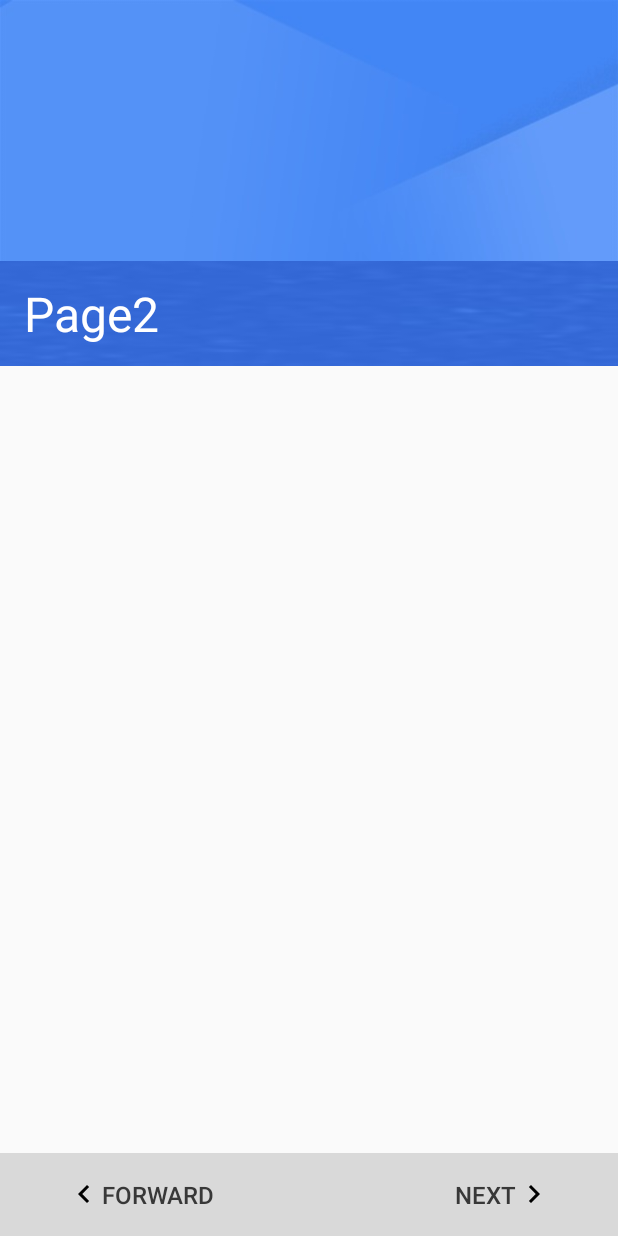
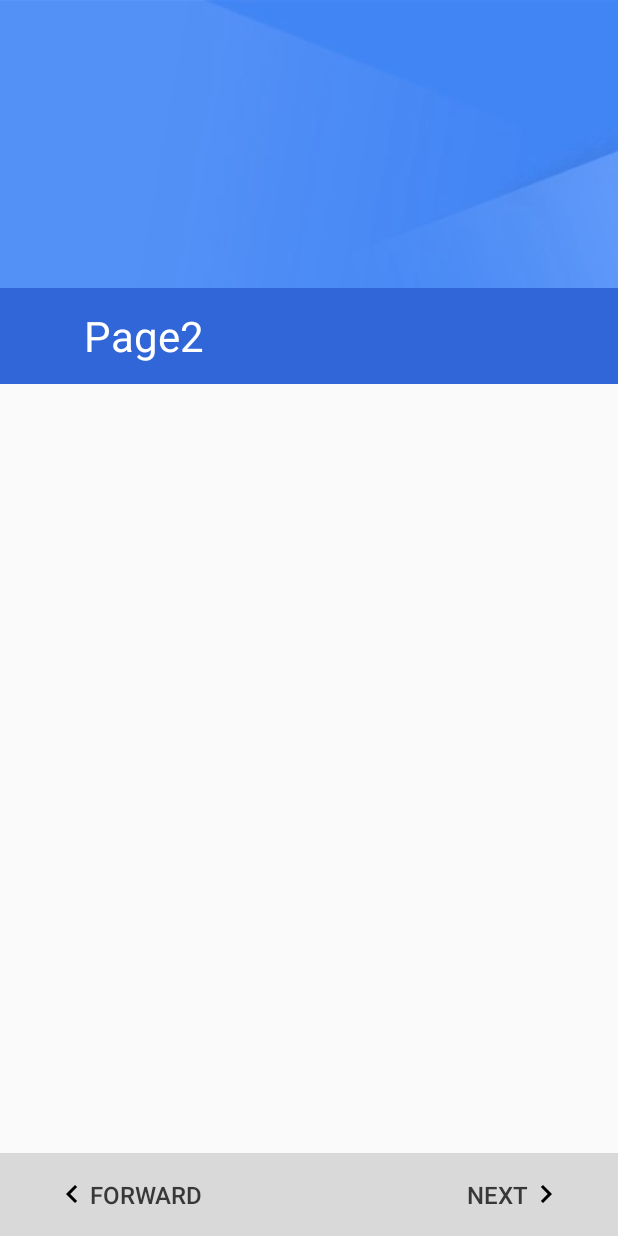
Before and after one commit to TaRGroup/MaterialSetupWizard, an Android app: the screen it shows after launch (Act), on a phone screen of 412 x 824 dp. Run offline under Robolectric (Android 15) with nearby library versions, the phone set to English and light mode, and no system bars.

Commit message:
Changed a lot, especially layouts. And remind, temp-dismissing method must(yes I am sure) be not perfect as what it should be

```diff
--- a/app/src/main/AndroidManifest.xml
+++ b/app/src/main/AndroidManifest.xml
@@ -13,12 +13,6 @@
                 <category android:name="android.intent.category.LAUNCHER" />
             </intent-filter>
         </activity>
-        <activity android:name="kh.android.materialwizard.Test">
-            <intent-filter>
-                <action android:name="android.intent.action.MAIN" />
-                <category android:name="android.intent.category.LAUNCHER" />
-            </intent-filter>
-        </activity>
     </application>
 
 </manifest>
--- a/app/src/main/java/kh/android/materialsetupwizard/ProgressFragmentTemp.java
+++ b/app/src/main/java/kh/android/materialsetupwizard/ProgressFragmentTemp.java
@@ -4,7 +4,9 @@ import android.os.Bundle;
 import android.view.LayoutInflater;
 import android.view.View;
 import android.view.ViewGroup;
+import android.view.animation.Animation;
 
+import kh.android.materialwizard.AnimationUtil;
 import kh.android.materialwizard.ProgressFragment;
 
 /**
@@ -15,8 +17,9 @@ import kh.android.materialwizard.ProgressFragment;
 public class ProgressFragmentTemp extends ProgressFragment {
     @Override
     public View onCreateView(LayoutInflater inflater, ViewGroup viewGroup, Bundle bundle) {
-        View view = super.onCreateView(inflater, viewGroup, bundle);
-        view.setOnClickListener(new View.OnClickListener() {
+        final View view = super.onCreateView(inflater, viewGroup, bundle);
+        android.widget.Button dismissButton = (android.widget.Button)view.findViewById(R.id.dismiss);
+        dismissButton.setOnClickListener(new View.OnClickListener() {
             @Override
             public void onClick(View v) {
                 getWizardActivity().dismissTempPage();
--- a/app/src/main/res/values/styles.xml
+++ b/app/src/main/res/values/styles.xml
@@ -3,9 +3,6 @@
     <!-- Base application theme. -->
     <style name="AppTheme" parent="Theme.AppCompat.Light.NoActionBar">
         <!-- Customize your theme here. -->
-        <item name="colorPrimary">@color/colorPrimary</item>
-        <item name="colorPrimaryDark">@color/colorPrimaryDark</item>
-        <item name="colorAccent">@color/colorAccent</item>
     </style>
 
 </resources>
--- a/materialwizard/src/main/java/kh/android/materialwizard/AnimationUtil.java
+++ b/materialwizard/src/main/java/kh/android/materialwizard/AnimationUtil.java
@@ -11,51 +11,55 @@ import android.widget.TextView;
  * Email: liangyuteng12345@gmail.com
  */
 
-final class AnimationUtil {
+public final class AnimationUtil {
     public static void changeText (final String newText, final TextView textView) {
-        AnimationSet as1=new AnimationSet(true);
-        AlphaAnimation aa1=new AlphaAnimation(1,0);
-        aa1.setDuration(200);
-        as1.addAnimation(aa1);
-        textView.startAnimation(as1);
-        as1.setAnimationListener(new Animation.AnimationListener(){
-
+        fadeOut(textView,200,new Animation.AnimationListener() {
             @Override
-            public void onAnimationStart(Animation p1)
-            {
-                // TODO: Implement this method
+            public void onAnimationStart(Animation p1) {
+                // Should do something, but this method is useless yet…
             }
 
             @Override
-            public void onAnimationEnd(Animation p1)
-            {
-                textView.setVisibility(View.GONE);
+            public void onAnimationEnd(Animation p1) {
                 textView.setText(newText);
-                AnimationSet as=new AnimationSet(true);
-                AlphaAnimation aa=new AlphaAnimation(0,1);
-                aa.setDuration(200);
-                as.addAnimation(aa);
-                textView.startAnimation(as);
-                as.setAnimationListener(new Animation.AnimationListener(){
-
-                    @Override
-                    public void onAnimationStart(Animation p1) {
-                    }
-
-                    @Override
-                    public void onAnimationEnd(Animation p1) {
-                        textView.setVisibility(View.VISIBLE);
-                    }
-
-                    @Override
-                    public void onAnimationRepeat(Animation p1) {
-                    }
-                });
+                fadeIn(textView,200,null);
             }
 
             @Override
             public void onAnimationRepeat(Animation p1) {
+                // Google thinks that this method should also do something!
+                // Why there are so many useless methods in the API?
             }
         });
     }
+
+    /**
+     * @author Rachel
+     * @param v View you want to fade out
+     * @param duration Time anim lasts
+     * @param listener What do you want to do in the end or when anim starts?
+     */
+    public static void fadeOut(View v,long duration,Animation.AnimationListener listener){
+        // Basic Animation definition
+        AlphaAnimation fadeOutAnimation = new AlphaAnimation(1,0);
+        fadeOutAnimation.setDuration(duration);
+        if (listener != null)
+            fadeOutAnimation.setAnimationListener(listener);
+        v.startAnimation(fadeOutAnimation);
+    }
+
+    /**
+     * @author Rachel
+     * @param v View you want to fade in
+     * @param duration Time anim lasts
+     * @param listener What do you want to do in the end or when anim starts?
+     */
+    public static void fadeIn(View v,long duration,Animation.AnimationListener listener){
+        // Again, just basic Animation definition
+        AlphaAnimation fadeInAnimation = new AlphaAnimation(0,1);
+        fadeInAnimation.setDuration(duration);
+        if (listener != null)
+            fadeInAnimation.setAnimationListener(listener);
+        v.startAnimation(fadeInAnimation);
+    }
 }
--- a/materialwizard/src/main/java/kh/android/materialwizard/ProgressFragment.java
+++ b/materialwizard/src/main/java/kh/android/materialwizard/ProgressFragment.java
@@ -18,6 +18,6 @@ public class ProgressFragment extends PageFragment {
 
     @Override
     public String getTitle() {
-        return "Loading..";
+        return "Loading…";
     }
 }
--- a/materialwizard/src/main/java/kh/android/materialwizard/WizardActivity.java
+++ b/materialwizard/src/main/java/kh/android/materialwizard/WizardActivity.java
@@ -1,17 +1,9 @@
 package kh.android.materialwizard;
 
-import android.graphics.Rect;
-import android.os.Build;
 import android.os.Bundle;
-import android.support.annotation.CallSuper;
-import android.support.v4.app.Fragment;
-import android.support.v4.app.FragmentPagerAdapter;
-import android.support.v4.view.ViewPager;
-import android.support.v7.app.AppCompatActivity;
 import android.view.View;
-import android.view.ViewGroup;
-import android.view.Window;
 import android.view.WindowManager;
+import android.view.animation.Animation;
 import android.widget.Button;
 import android.widget.LinearLayout;
 import android.widget.RelativeLayout;
@@ -19,6 +11,12 @@ import android.widget.TextView;
 
 import java.util.ArrayList;
 import java.util.List;
+
+import android.support.annotation.CallSuper;
+import android.support.v4.app.Fragment;
+import android.support.v4.app.FragmentPagerAdapter;
+import android.support.v4.view.ViewPager;
+import android.support.v7.app.AppCompatActivity;
 
 /**
  * Created by liangyuteng0927 on 17-1-17.
@@ -277,19 +275,16 @@ public abstract class WizardActivity extends AppCompatActivity {
             params.height = 244;
             mAppBar.setLayoutParams(params);
             findViewById(R.id.status).setVisibility(View.GONE);
-        }
+        }+
         */
         // TODO: Add fade animation
         LinearLayout layout = (LinearLayout)findViewById(R.id.layout);
         if (expanded) {
-            layout.removeView(mAppBar);
-            mAppBar.removeView(mAppBarText);
+            mAppBar.setVisibility(View.GONE);
             layout.addView(mAppBarText);
         } else {
             layout.removeView(mAppBarText);
-            layout.addView(mAppBar);
-            //TODO:
-            mAppBar.addView(mAppBarText);
+            mAppBar.setVisibility(View.VISIBLE);
         }
     }
 
@@ -371,17 +366,46 @@ public abstract class WizardActivity extends AppCompatActivity {
      * Before show a temp page, back key will disabled.
      * @param fragment Page
      */
-    public void turnTempPage (PageFragment fragment) {
+    public void turnTempPage (final PageFragment fragment) {
+        findViewById(R.id.frame_temp).setVisibility(View.VISIBLE);
+        AnimationUtil.fadeIn(findViewById(R.id.frame_temp), 200, new Animation.AnimationListener() {
+            @Override
+            public void onAnimationStart(Animation animation) {
+                AnimationUtil.changeText(fragment.getTitle(), mTextViewTitle);
+                AnimationUtil.fadeOut(mViewPager, 200, new Animation.AnimationListener() {
+                    @Override
+                    public void onAnimationStart(Animation animation) {
+
+                    }
+
+                    @Override
+                    public void onAnimationEnd(Animation animation) {
+                        mViewPager.setVisibility(View.GONE);
                         setNextVisibility(View.INVISIBLE);
                         setForwardVisibility(View.INVISIBLE);
-        mViewPager.setVisibility(View.GONE);
-        findViewById(R.id.frame_temp).setVisibility(View.VISIBLE);
+                    }
+
+                    @Override
+                    public void onAnimationRepeat(Animation animation) {
+
+                    }
+                });
                 mTempPage = fragment;
-        // TODO: Add fade animation
                 getSupportFragmentManager().beginTransaction()
                         .add(R.id.frame_temp, mTempPage)
                         .commitAllowingStateLoss();
-        AnimationUtil.changeText(fragment.getTitle(), mTextViewTitle);
+            }
+
+            @Override
+            public void onAnimationEnd(Animation animation) {
+
+            }
+
+            @Override
+            public void onAnimationRepeat(Animation animation) {
+
+            }
+        });
     }
 
     /**
@@ -390,14 +414,45 @@ public abstract class WizardActivity extends AppCompatActivity {
     public void dismissTempPage () {
         if (mTempPage == null)
             return;
+        // TODO:以下这段100%掉坑注意
+        AnimationUtil.fadeOut(findViewById(R.id.frame_temp), 200, new Animation.AnimationListener() {
+            @Override
+            public void onAnimationStart(Animation animation) {
+                AnimationUtil.changeText(mPages.get(mViewPager.getCurrentItem()).getTitle(), mTextViewTitle);
+                mTempPage = null;
+            }
+
+            @Override
+            public void onAnimationEnd(Animation animation) {
+                AnimationUtil.fadeIn(mViewPager, 200, new Animation.AnimationListener() {
+                    @Override
+                    public void onAnimationStart(Animation animation) {
+                        mViewPager.setVisibility(View.VISIBLE);
                         setNextVisibility(View.VISIBLE);
                         setForwardVisibility(View.VISIBLE);
-        mViewPager.setVisibility(View.VISIBLE);
+                    }
+
+                    @Override
+                    public void onAnimationEnd(Animation animation) {
+                    }
+
+                    @Override
+                    public void onAnimationRepeat(Animation animation) {
+
+                    }
+                });
                 findViewById(R.id.frame_temp).setVisibility(View.GONE);
                 getSupportFragmentManager().beginTransaction()
                         .remove(mTempPage)
                         .commitAllowingStateLoss();
-        AnimationUtil.changeText(mPages.get(mViewPager.getCurrentItem()).getTitle(), mTextViewTitle);
-        mTempPage = null;
+            }
+
+            @Override
+            public void onAnimationRepeat(Animation animation) {
+
+            }
+        });
+        // TODO:以上这段100%掉坑注意
+        // 等能测试了再改吧…
     }
 }
--- a/materialwizard/src/main/res/layout/progress.xml
+++ b/materialwizard/src/main/res/layout/progress.xml
@@ -3,8 +3,13 @@
     android:orientation="vertical" android:layout_width="match_parent"
     android:layout_height="match_parent">
     <ProgressBar
-        style="@style/ProgressBar"
+        style="@style/Base.Widget.AppCompat.ProgressBar.Horizontal"
         android:indeterminate="true"
         android:layout_width="fill_parent"
         android:layout_height="wrap_content" />
+    <Button
+        android:layout_width="wrap_content"
+        android:layout_height="wrap_content"
+        android:text="DISMISS"
+        android:id="@+id/dismiss"/>
 </LinearLayout>
--- a/materialwizard/src/main/res/layout/setup.xml
+++ b/materialwizard/src/main/res/layout/setup.xml
@@ -1,86 +1,98 @@
 <?xml version="1.0" encoding="utf-8"?>
-<RelativeLayout
-	android:fitsSystemWindows="true"
-	xmlns:android="http://schemas.android.com/apk/res/android"
+<RelativeLayout xmlns:android="http://schemas.android.com/apk/res/android"
     android:layout_width="match_parent"
-	android:layout_height="match_parent">
+    android:layout_height="match_parent"
+    android:fitsSystemWindows="true">
+
     <LinearLayout
         android:id="@+id/layout"
-		android:orientation="vertical"
         android:layout_width="fill_parent"
-		android:layout_height="wrap_content">
+        android:layout_height="wrap_content"
+        android:orientation="vertical">
+
         <RelativeLayout
             android:id="@+id/appbar"
             android:layout_width="fill_parent"
-			android:layout_height="244dp">
+            android:layout_height="256dp">
+
             <ImageView
                 android:id="@+id/header"
+                android:layout_width="match_parent"
                 android:layout_height="wrap_content"
-				android:layout_width="match_parent"
-				android:src="@mipmap/common_setup_wizard_illustration_generic"
-				android:scaleType="fitXY" />
-			<include android:id="@+id/include_app_bar_text" layout="@layout/setup_text" />
+                android:scaleType="centerCrop"
+                android:src="@mipmap/common_setup_wizard_illustration_generic" />
+
+            <include
+                android:id="@+id/include_app_bar_text"
+                layout="@layout/setup_text" />
+
         </RelativeLayout>
-		<include android:id="@+id/include_text" layout="@layout/setup_text"
-			android:visibility="gone"/>
+
     </LinearLayout>
+
     <RelativeLayout
-		android:layout_gravity="bottom"
+        android:layout_width="fill_parent"
+        android:layout_height="fill_parent"
         android:layout_below="@+id/layout"
-		android:layout_width="fill_parent"
-		android:layout_height="fill_parent">
+        android:layout_gravity="bottom">
+
         <LinearLayout
-			android:layout_alignParentBottom="true"
-			android:layout_gravity="bottom"
             android:id="@+id/buttonBar"
             android:layout_width="fill_parent"
             android:layout_height="wrap_content"
-			android:orientation="horizontal"
+            android:layout_alignParentBottom="true"
+            android:layout_gravity="bottom"
             android:gravity="bottom"
-			android:layout_weight="1.0">
+            android:orientation="horizontal">
+
             <LinearLayout
                 android:layout_width="match_parent"
                 android:layout_height="55dp"
-				android:orientation="horizontal"
-				android:background="#D9D9D9">
+                android:background="#D9D9D9"
+                android:orientation="horizontal">
+
                 <Button
+                    android:id="@+id/buttonForward"
                     style="?android:attr/buttonBarButtonStyle"
+                    android:layout_width="wrap_content"
                     android:layout_height="match_parent"
+                    android:layout_marginLeft="24dp"
+                    android:drawableLeft="@drawable/ic_chevron_left_black_24dp"
+                    android:text="@string/setup_step_before"
+                    android:textColor="#383838"
+                    android:textSize="16sp" />
+
+                <LinearLayout
+                    android:layout_width="match_parent"
+                    android:layout_height="match_parent"
+                    android:gravity="right"
+                    android:orientation="horizontal">
+
+                    <Button
+                        android:id="@+id/buttonNext"
+                        style="?android:attr/buttonBarButtonStyle"
                         android:layout_width="wrap_content"
-					android:textColor="#383838"
-					android:drawableLeft="@drawable/ic_chevron_left_black_24dp"
-					android:layout_marginLeft="32dp"
-					android:text="@string/setup_step_before"
-					android:textSize="16dp"
-					android:id="@+id/buttonForward"/>
-				<LinearLayout
                         android:layout_height="match_parent"
-					android:layout_width="match_parent"
-					android:orientation="horizontal"
-					android:gravity="right">
-					<Button
-						style="?android:attr/buttonBarButtonStyle"
-						android:layout_height="match_parent"
-						android:layout_width="wrap_content"
+                        android:layout_marginRight="24dp"
+                        android:drawableRight="@drawable/ic_chevron_right_black_24dp"
                         android:text="@string/setup_step_next"
                         android:textColor="#383838"
-						android:layout_marginRight="32dp"
-						android:drawableRight="@drawable/ic_chevron_right_black_24dp"
-						android:textSize="16dp"
-						android:id="@+id/buttonNext"/>
+                        android:textSize="16sp" />
                 </LinearLayout>
             </LinearLayout>
         </LinearLayout>
+
         <android.support.v4.view.ViewPager
-			android:layout_width="match_parent"
             android:id="@+id/pager"
-			android:layout_above="@+id/buttonBar"
-			android:layout_height="match_parent" />
-		<FrameLayout
-			android:visibility="gone"
             android:layout_width="match_parent"
             android:layout_height="match_parent"
+            android:layout_above="@+id/buttonBar" />
+
+        <FrameLayout
             android:id="@+id/frame_temp"
-			android:layout_above="@+id/buttonBar" />
+            android:layout_width="match_parent"
+            android:layout_height="match_parent"
+            android:layout_above="@+id/buttonBar"
+            android:visibility="gone" />
     </RelativeLayout>
 </RelativeLayout>
--- a/materialwizard/src/main/res/layout/setup_text.xml
+++ b/materialwizard/src/main/res/layout/setup_text.xml
@@ -1,16 +1,16 @@
 <?xml version="1.0" encoding="utf-8"?>
-<RelativeLayout android:background="@mipmap/common_setup_wizard_illustration_tile"
+<RelativeLayout android:background="#3166D9"
     android:layout_width="match_parent"
-    android:layout_height="70dp"
+    android:layout_height="64dp"
     android:layout_alignParentBottom="true"
     xmlns:android="http://schemas.android.com/apk/res/android">
     <TextView
-        android:layout_marginLeft="16dp"
-        android:gravity="center_vertical"
-        android:layout_height="match_parent"
-        android:textSize="32sp"
-        android:layout_width="match_parent"
+        android:layout_marginLeft="56dp"
+        android:layout_height="wrap_content"
+        android:textSize="28sp"
+        android:layout_width="wrap_content"
         android:text="@string/app_name"
         android:textColor="#FFFFFF"
-        android:id="@+id/setupTextView1"/>
+        android:id="@+id/setupTextView1"
+        android:layout_centerVertical="true"/>
 </RelativeLayout>
--- a/materialwizard/src/main/res/values/styles.xml
+++ b/materialwizard/src/main/res/values/styles.xml
@@ -1,7 +1,4 @@
 <?xml version="1.0" encoding="utf-8"?>
 <resources>
-    <style name="ProgressBar" parent="Base.Widget.AppCompat.ProgressBar.Horizontal">
-        <item name="colorAccent">#FFE5A900</item>
-    </style>
     <style name="WizardStyle" parent="Theme.AppCompat.Light.NoActionBar" />
 </resources>
```
Also changed, not shown: materialwizard/src/main/res/mipmap/common_setup_wizard_illustration_generic.jpg (deleted), materialwizard/src/main/res/mipmap/common_setup_wizard_illustration_generic.png (added), materialwizard/src/main/res/mipmap/common_setup_wizard_illustration_tile.jpg (deleted). Lines whose indentation alone changed are shown as unchanged.
